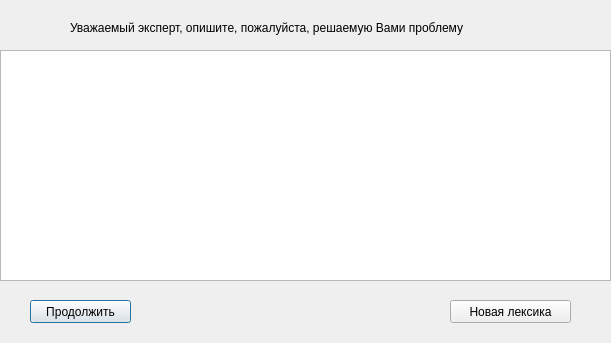
alzater/KMPZ, file interviewing_of_experts/dialogs/task_type_definition_dialog.ui: the form before one commit.
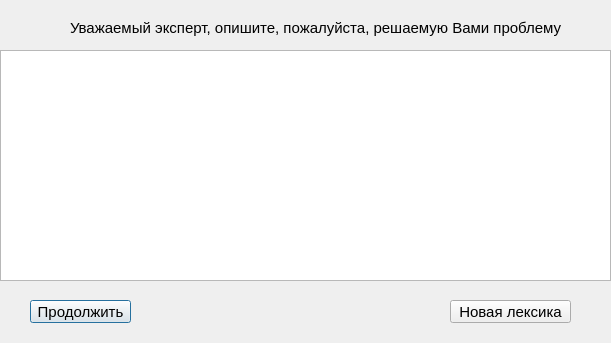
The form after the commit.

Commit message: use font size 11 for main dialogs

Diff of the .ui file:
```diff
--- a/interviewing_of_experts/dialogs/task_type_definition_dialog.ui
+++ b/interviewing_of_experts/dialogs/task_type_definition_dialog.ui
@@ -13,6 +13,7 @@
   <property name="font">
    <font>
     <family>Arial</family>
+    <pointsize>11</pointsize>
    </font>
   </property>
   <property name="windowTitle">
```
The commit also changes 1 other file.
